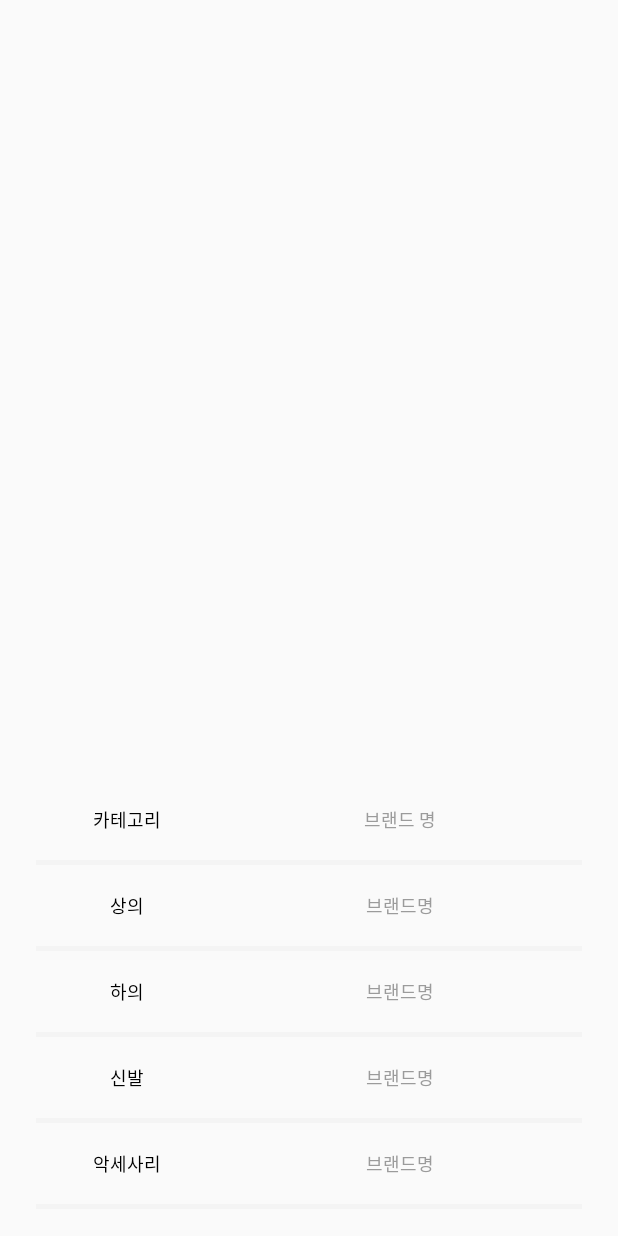
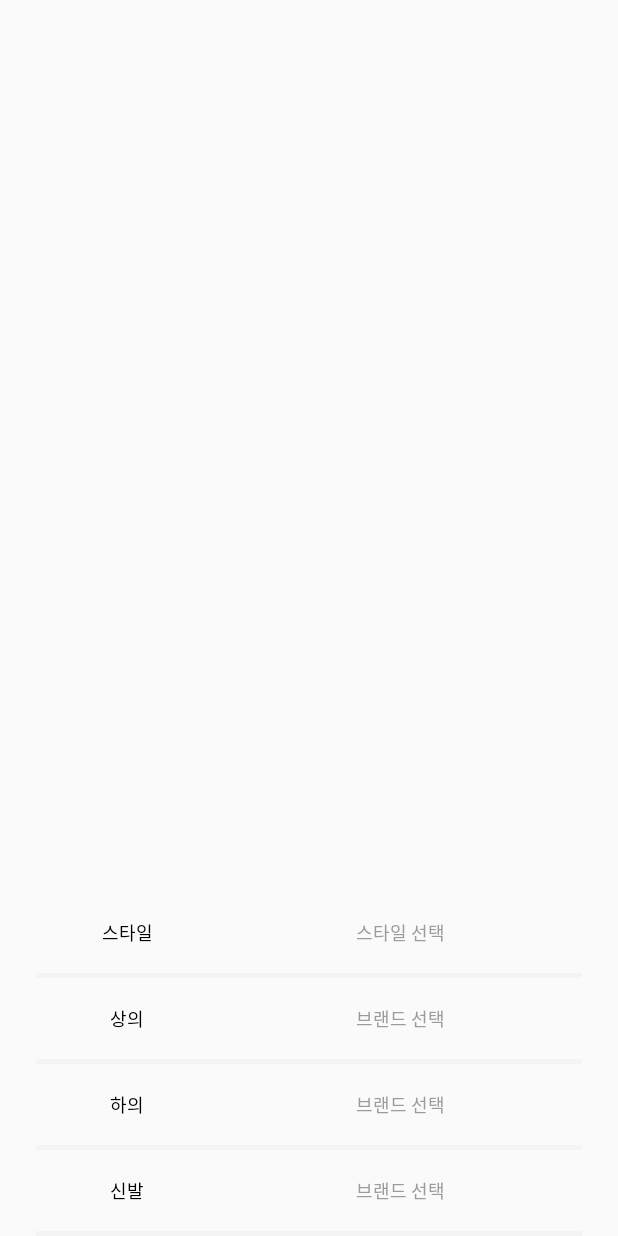
Before and after one commit to Sangmeebee/FashionPeople, an Android app: the FeedImageDetailActivity screen opened directly, with no data from a screen before it, on a phone screen of 412 x 824 dp. Run offline under Robolectric (Android 15) with nearby library versions, the phone set to English and light mode, and no system bars; libraries missing offline, so code that uses them is left out: com.kakao.auth; pictures from the network do not load.

Commit message:
#14 Model null exception 수정, activity_feed_image_detail xml 화면 수정

```diff
--- a/FashionPeople/app/src/main/java/com/sangmee/fashionpeople/retrofit/model/FUser.kt
+++ b/FashionPeople/app/src/main/java/com/sangmee/fashionpeople/retrofit/model/FUser.kt
@@ -9,7 +9,7 @@ data class FUser(
     @SerializedName("id")
     val id: String?,
     @SerializedName("images")
-    val images: List<FeedImage>,
+    val images: List<FeedImage>?,
     @SerializedName("instagramId")
     val instagramId: String?,
     @SerializedName("name")
--- a/FashionPeople/app/src/main/java/com/sangmee/fashionpeople/ui/fragment/info/FeedImageDetailActivity.kt
+++ b/FashionPeople/app/src/main/java/com/sangmee/fashionpeople/ui/fragment/info/FeedImageDetailActivity.kt
@@ -22,7 +22,6 @@ class FeedImageDetailActivity : AppCompatActivity() {
             Glide.with(this)
                 .load("https://fashionprofile-images.s3.ap-northeast-2.amazonaws.com/users/$customId/feed/${feedImage.imageName}")
                 .into(iv_feed_image)
-
         }
 
     }
--- a/FashionPeople/app/src/main/java/com/sangmee/fashionpeople/ui/fragment/info/content/FeedImageAdapter.kt
+++ b/FashionPeople/app/src/main/java/com/sangmee/fashionpeople/ui/fragment/info/content/FeedImageAdapter.kt
@@ -21,7 +21,7 @@ class FeedImageAdapter(
             LayoutInflater.from(parent.context).inflate(R.layout.item_feed_image, parent, false)
         val viewHolder = FeedImageViewHolder(view)
         viewHolder.itemView.setOnClickListener {
-            val intent = Intent(it.context, FeedImageDetailActivity::class.java)
+            val intent = Intent(parent.context, FeedImageDetailActivity::class.java)
             intent.putExtra(
                 FeedImageDetailActivity.KEY_FEED_IMAGE,
                 feedImageList[viewHolder.adapterPosition]
--- a/FashionPeople/app/src/main/java/com/sangmee/fashionpeople/ui/fragment/info/content/PostImageFragment.kt
+++ b/FashionPeople/app/src/main/java/com/sangmee/fashionpeople/ui/fragment/info/content/PostImageFragment.kt
@@ -17,7 +17,7 @@ import retrofit2.Response
 
 class PostImageFragment : Fragment() {
 
-    private lateinit var customId : String
+    private lateinit var customId: String
     private val feedImageAdapter by lazy {
         FeedImageAdapter(customId)
     }
--- a/FashionPeople/app/src/main/res/layout/activity_feed_image_detail.xml
+++ b/FashionPeople/app/src/main/res/layout/activity_feed_image_detail.xml
@@ -13,14 +13,12 @@
         app:layout_constraintStart_toStartOf="parent"
         app:layout_constraintTop_toTopOf="parent" />
 
-
     <androidx.constraintlayout.widget.ConstraintLayout
         android:id="@+id/cl_info_container"
         android:layout_width="match_parent"
         android:layout_height="wrap_content"
         android:orientation="vertical"
         android:paddingHorizontal="24dp"
-        android:paddingTop="24dp"
         app:layout_constraintBottom_toBottomOf="parent"
         app:layout_constraintEnd_toEndOf="parent"
         app:layout_constraintStart_toStartOf="parent">
@@ -41,18 +39,19 @@
                     android:layout_weight="1"
                     android:fontFamily="@font/ygd_330"
                     android:gravity="center"
-                    android:text="카테고리"
+                    android:text="스타일"
                     android:textColor="@color/colorBlack"
                     android:textSize="12sp" />
 
                 <TextView
-                    android:id="@+id/tv_category_name"
+                    android:id="@+id/tv_style_name"
                     android:layout_width="0dp"
                     android:layout_height="wrap_content"
                     android:layout_weight="2"
                     android:fontFamily="@font/ygd_330"
                     android:gravity="center"
-                    android:text="브랜드 명"
+                    android:paddingVertical="18dp"
+                    android:text="스타일 선택"
                     android:textColor="@color/brandTextColor"
                     android:textSize="12sp" />
 
@@ -61,7 +60,6 @@
             <View
                 android:layout_width="match_parent"
                 android:layout_height="3dp"
-                android:layout_marginVertical="18dp"
                 android:background="@color/colorGray" />
 
             <LinearLayout
@@ -86,7 +84,8 @@
                     android:layout_weight="2"
                     android:fontFamily="@font/ygd_330"
                     android:gravity="center"
-                    android:text="브랜드명"
+                    android:paddingVertical="18dp"
+                    android:text="브랜드 선택"
                     android:textColor="@color/brandTextColor"
                     android:textSize="12sp" />
 
@@ -95,7 +94,6 @@
             <View
                 android:layout_width="match_parent"
                 android:layout_height="3dp"
-                android:layout_marginVertical="18dp"
                 android:background="@color/colorGray" />
 
             <LinearLayout
@@ -120,7 +118,8 @@
                     android:layout_weight="2"
                     android:fontFamily="@font/ygd_330"
                     android:gravity="center"
-                    android:text="브랜드명"
+                    android:paddingVertical="18dp"
+                    android:text="브랜드 선택"
                     android:textColor="@color/brandTextColor"
                     android:textSize="12sp" />
             </LinearLayout>
@@ -128,7 +127,6 @@
             <View
                 android:layout_width="match_parent"
                 android:layout_height="3dp"
-                android:layout_marginVertical="18dp"
                 android:background="@color/colorGray" />
 
             <LinearLayout
@@ -153,7 +151,8 @@
                     android:layout_weight="2"
                     android:fontFamily="@font/ygd_330"
                     android:gravity="center"
-                    android:text="브랜드명"
+                    android:paddingVertical="18dp"
+                    android:text="브랜드 선택"
                     android:textColor="@color/brandTextColor"
                     android:textSize="12sp" />
             </LinearLayout>
@@ -161,40 +160,6 @@
             <View
                 android:layout_width="match_parent"
                 android:layout_height="3dp"
-                android:layout_marginVertical="18dp"
-                android:background="@color/colorGray" />
-
-            <LinearLayout
-                android:layout_width="match_parent"
-                android:layout_height="wrap_content"
-                android:orientation="horizontal">
-
-                <TextView
-                    android:layout_width="0dp"
-                    android:layout_height="wrap_content"
-                    android:layout_weight="1"
-                    android:fontFamily="@font/ygd_330"
-                    android:gravity="center"
-                    android:text="악세사리"
-                    android:textColor="@color/colorBlack"
-                    android:textSize="12sp" />
-
-                <TextView
-                    android:id="@+id/tv_accessories_brand_name"
-                    android:layout_width="0dp"
-                    android:layout_height="wrap_content"
-                    android:layout_weight="2"
-                    android:fontFamily="@font/ygd_330"
-                    android:gravity="center"
-                    android:text="브랜드명"
-                    android:textColor="@color/brandTextColor"
-                    android:textSize="12sp" />
-            </LinearLayout>
-
-            <View
-                android:layout_width="match_parent"
-                android:layout_height="3dp"
-                android:layout_marginVertical="18dp"
                 android:background="@color/colorGray" />
         </LinearLayout>
     </androidx.constraintlayout.widget.ConstraintLayout>
```
